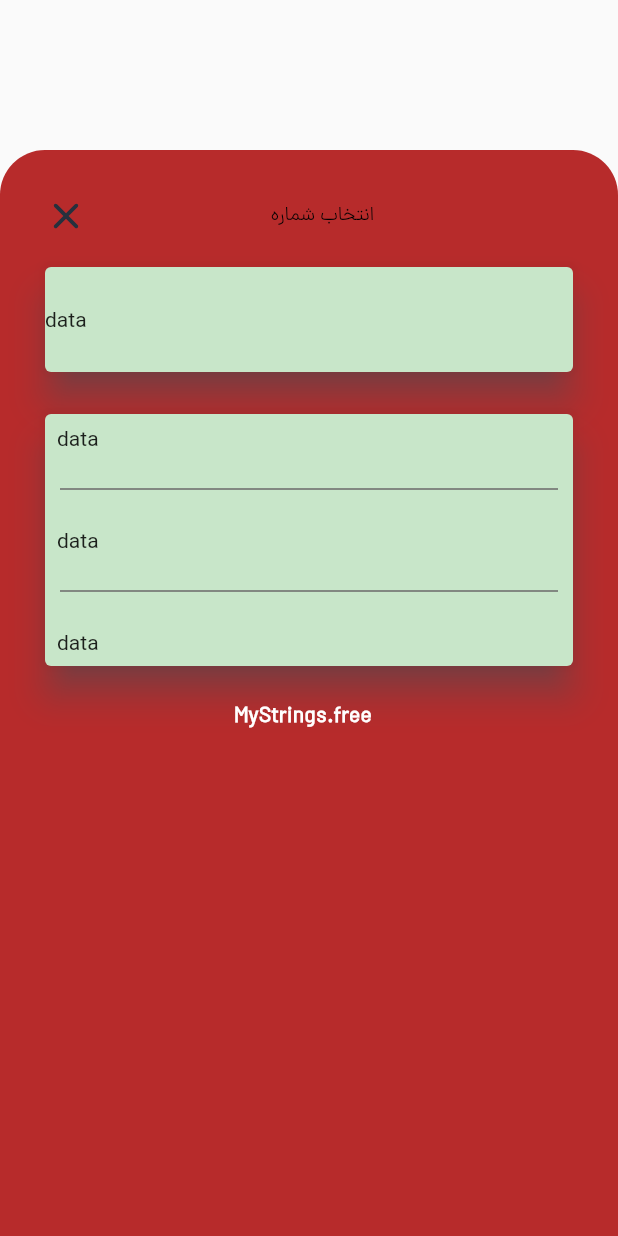
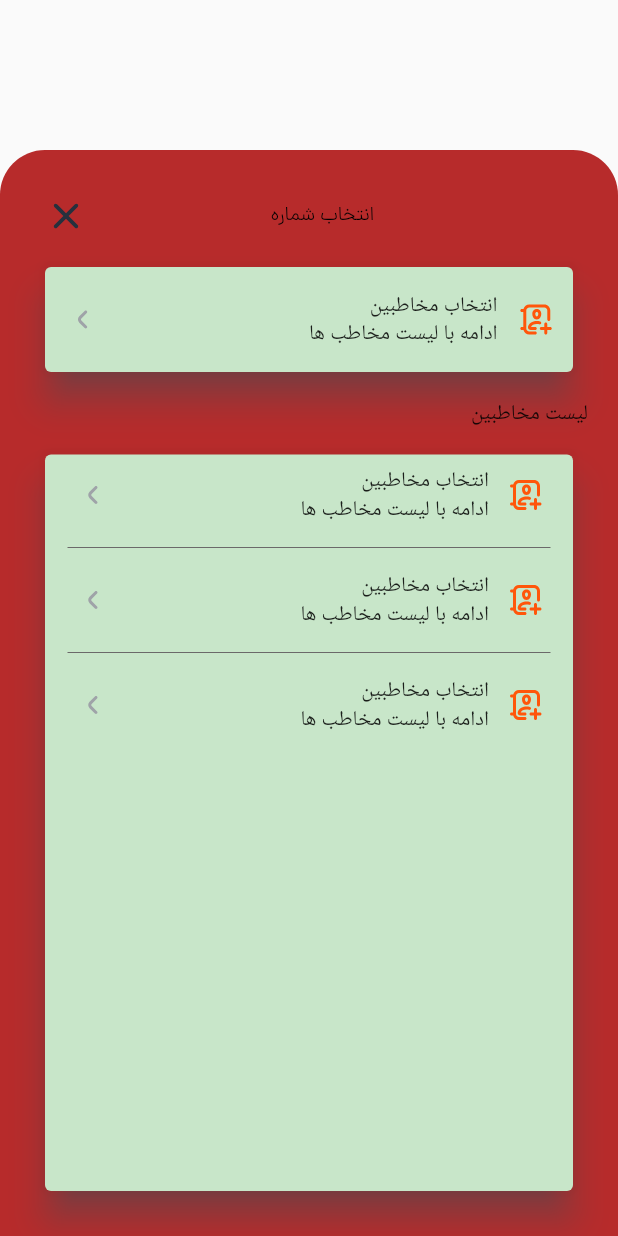
Before and after one commit to samir1368/TopTest, a Flutter app: the SelectNumberOperatorBottomSheet widget shown alone on an empty page, opened directly, on a phone screen of 412 x 824 dp. Run offline on Flutter 3.47's test engine with Material 2 defaults, Android fonts, the phone set to English and light mode, and no system bars; our stand-ins replace flutter_svg.

```diff
--- a/lib/core/utils/app_colors.dart
+++ b/lib/core/utils/app_colors.dart
@@ -7,4 +7,6 @@ class AppColors {
   static const lightOrange = Color(0xFFFF560B);
   static const darkOrange = Color(0xFFDB3A08);
   static const background_bottomsheet = Color(0xFFB72B2B);
+  static const blue = Color(0x8652C5CC);
+  static const dark_blue = Color(0xFF2F8F94);
 }
--- a/lib/features/selectOperator/widget/select_number_operator_bottomsheet.dart
+++ b/lib/features/selectOperator/widget/select_number_operator_bottomsheet.dart
@@ -35,7 +35,9 @@ class SelectNumberOperatorBottomSheet extends StatelessWidget {
                 mainAxisAlignment: MainAxisAlignment.start,
                 children: [
                   Row(children: [
-                    IconButton(onPressed: (){}, icon: SvgPicture.asset("assets/close_icon.svg",width: 30,)),
+                    IconButton(onPressed: (){
+                      showBottomSheet(false);
+                    }, icon: SvgPicture.asset("assets/close_icon.svg",width: 30,)),
                     Spacer(),
                     Text("انتخاب شماره",style: textTheme.bodyText2,),
                     Spacer(),
@@ -51,51 +53,53 @@ class SelectNumberOperatorBottomSheet extends StatelessWidget {
                     child: Container(
                         height: 70,
                         child: Row(children: [
+                          Expanded(
+                              flex:1,
+                              child:  SvgPicture.asset("assets/next_arrow.svg")),
+                          Expanded(
+                              flex:5,
+                              child:  Column(
+                                crossAxisAlignment: CrossAxisAlignment.end,
+                                mainAxisAlignment: MainAxisAlignment.center,
+                                children: [
+                                  Text("انتخاب مخاطبین"),
+                                  Text("ادامه با لیست مخاطب ها")
+                                ],
+                              )),
 
-                          Text("data")],)),),
+                          Expanded(
+                              flex:1,
+                              child:  SvgPicture.asset("assets/add_contact.svg")),
+                        ],)),),
                     SizedBox(height: 8,),
-                    Card(   margin: EdgeInsets.all(10),
+                    Align(alignment: Alignment.centerRight,child:   Text("لیست مخاطبین",),),
+                    SizedBox(height: 8,),
+
+                  ],),
+                  Expanded(
+
+                    child: Card(   margin: EdgeInsets.all(10),
                       color: Colors.green[100],
                       shadowColor: Colors.blueGrey,
+
                       elevation: 10,
-                      child: Column(
-                        children: [Container(
-                            padding: EdgeInsets.all(8),
-                            child: Row(children: [Text("data")],)),
-                          Container(
-                            width: double.infinity,
-                            margin: const EdgeInsets.all(10 ),
-                            child: const Divider(
-                              thickness: 1, color: AppColors.gray,),
-                          ),
-                          Container(
-                              padding: EdgeInsets.all(8),
-                              child: Row(children: [Text("data")],)),
-                          Container(
-                            width: double.infinity,
-                            margin: const EdgeInsets.all(10 ),
-                            child: const Divider(
-                              thickness: 1, color: AppColors.gray,),
+                     child:   ListView.separated(
+                       itemCount: 3,
+                       itemBuilder: (context, index) {
+                         return _buildItems();
+                       },
+                       //   separatorBuilder: (context, index) => const SizedBox(height: 20),
+                       separatorBuilder: (context, index) {
+                         return Divider(
+                           indent: 15,
+                           endIndent: 15,
+                           color: AppColors.gray,
+                         );
+                       },
 
-                          ),
-                          Container(
-                              padding: EdgeInsets.all(8),
-                              child: Row(children: [Text("data")],)),
-                        ],
-                      ),),
-                  ],),
-                  Container(
-                    width: MediaQuery.of(context).size.width,
-                    child: TextButton(
-                        onPressed: () {
-                          showBottomSheet(false);
+                     ),
 
-                        },
-                        child: Text(
-                          "  MyStrings.free",
-                          style: textThemeWhite.subtitle1,
-                          textDirection: TextDirection.rtl,
-                        )),
+                      ),
                   ),
 
                 ],
@@ -109,9 +113,26 @@ class SelectNumberOperatorBottomSheet extends StatelessWidget {
   }
    _buildItems(){
     return   Container(
+
         padding: EdgeInsets.all(8),
-        child: Row(children: [
+     child:Row(children: [
+      Expanded(
+          flex:1,
+          child:  SvgPicture.asset("assets/next_arrow.svg")),
+      Expanded(
+          flex:5,
+          child:  Column(
+            crossAxisAlignment: CrossAxisAlignment.end,
+            mainAxisAlignment: MainAxisAlignment.center,
+            children: [
+              Text("انتخاب مخاطبین"),
+              Text("ادامه با لیست مخاطب ها")
+            ],
+          )),
 
-          Text("data")],));
+      Expanded(
+          flex:1,
+          child:  SvgPicture.asset("assets/add_contact.svg")),
+    ],));
    }
 }
--- a/lib/main.dart
+++ b/lib/main.dart
@@ -13,6 +13,7 @@ class MyApp extends StatelessWidget {
   @override
   Widget build(BuildContext context) {
     return MaterialApp(
+      debugShowCheckedModeBanner: false,
       theme: ThemeData(
         primarySwatch: Colors.grey,
       ),
```
Also changed, not shown: lib/core/widget/confirm_button.dart (+8 -3 lines), lib/features/billPage/page/bill_page.dart (added, +260 -0 lines), lib/features/selectCharge/page/select_charge_page.dart (added, +201 -0 lines), lib/features/selectOperator/page/select_operator.dart (+53 -9 lines), assets/add_contact.svg (added).
